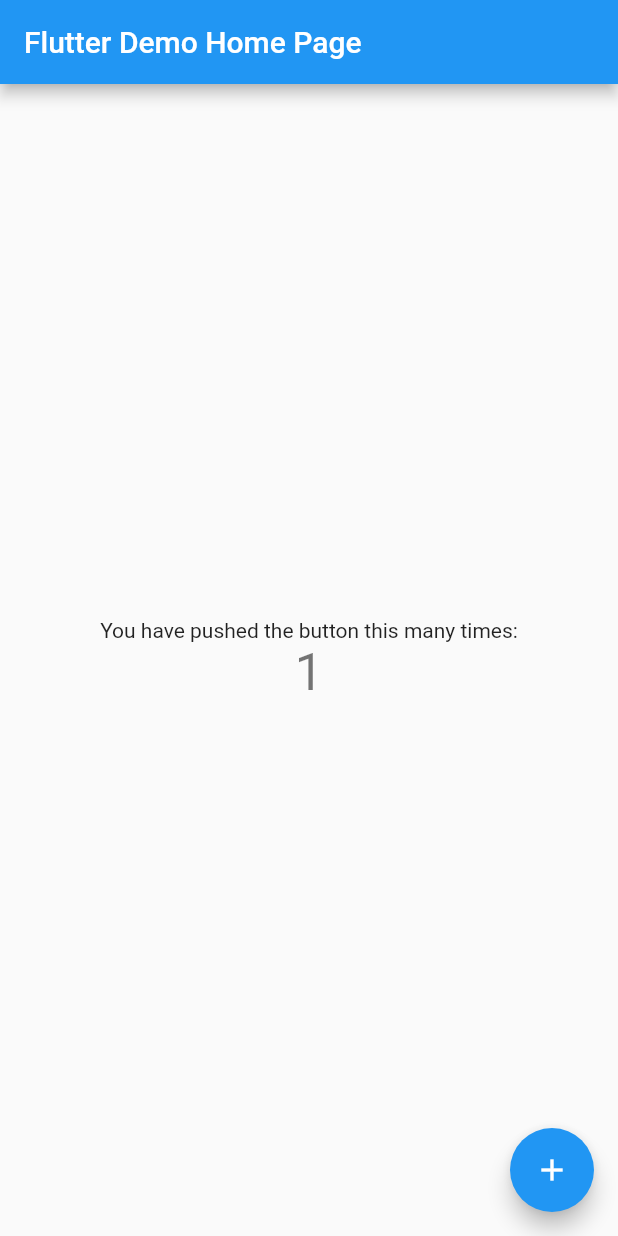
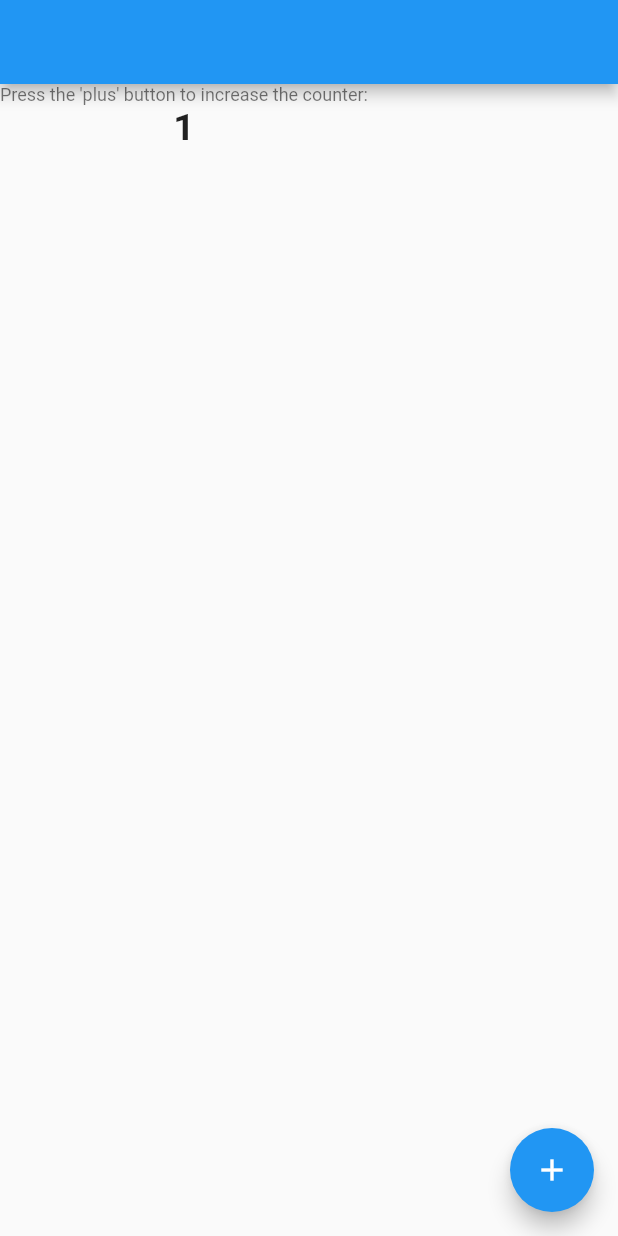
Before and after one commit to YazeedAlKhalaf/gdg_accra_flutter_desktop_fireside_chat_example, a Flutter app: the screen it shows after launch, after a tap on the "add" icon, on a phone screen of 412 x 824 dp. Run offline on Flutter 3.47's test engine with Material 2 defaults, Android fonts, the phone set to English and light mode, and no system bars.

Commit message:
♻ Refactor counter app

```diff
--- /dev/null
+++ b/lib/app/app.dart
@@ -0,0 +1,11 @@
+import 'package:flutter/material.dart';
+import 'package:flutter_desktop_fireside_chat_example/ui/views/home_view.dart';
+
+class App extends StatelessWidget {
+  @override
+  Widget build(BuildContext context) {
+    return MaterialApp(
+      home: HomeView(),
+    );
+  }
+}
--- a/lib/main.dart
+++ b/lib/main.dart
@@ -1,113 +1,6 @@
 import 'package:flutter/material.dart';
+import 'package:flutter_desktop_fireside_chat_example/app/app.dart';
 
 void main() {
-  runApp(MyApp());
+  runApp(App());
 }
-
-class MyApp extends StatelessWidget {
-  // This widget is the root of your application.
-  @override
-  Widget build(BuildContext context) {
-    return MaterialApp(
-      title: 'Flutter Demo',
-      theme: ThemeData(
-        // This is the theme of your application.
-        //
-        // Try running your application with "flutter run". You'll see the
-        // application has a blue toolbar. Then, without quitting the app, try
-        // changing the primarySwatch below to Colors.green and then invoke
-        // "hot reload" (press "r" in the console where you ran "flutter run",
-        // or simply save your changes to "hot reload" in a Flutter IDE).
-        // Notice that the counter didn't reset back to zero; the application
-        // is not restarted.
-        primarySwatch: Colors.blue,
-      ),
-      home: MyHomePage(title: 'Flutter Demo Home Page'),
-    );
-  }
-}
-
-class MyHomePage extends StatefulWidget {
-  MyHomePage({Key? key, this.title}) : super(key: key);
-
-  // This widget is the home page of your application. It is stateful, meaning
-  // that it has a State object (defined below) that contains fields that affect
-  // how it looks.
-
-  // This class is the configuration for the state. It holds the values (in this
-  // case the title) provided by the parent (in this case the App widget) and
-  // used by the build method of the State. Fields in a Widget subclass are
-  // always marked "final".
-
-  final String? title;
-
-  @override
-  _MyHomePageState createState() => _MyHomePageState();
-}
-
-class _MyHomePageState extends State<MyHomePage> {
-  int _counter = 0;
-
-  void _incrementCounter() {
-    setState(() {
-      // This call to setState tells the Flutter framework that something has
-      // changed in this State, which causes it to rerun the build method below
-      // so that the display can reflect the updated values. If we changed
-      // _counter without calling setState(), then the build method would not be
-      // called again, and so nothing would appear to happen.
-      _counter++;
-    });
-  }
-
-  @override
-  Widget build(BuildContext context) {
-    // This method is rerun every time setState is called, for instance as done
-    // by the _incrementCounter method above.
-    //
-    // The Flutter framework has been optimized to make rerunning build methods
-    // fast, so that you can just rebuild anything that needs updating rather
-    // than having to individually change instances of widgets.
-    return Scaffold(
-      appBar: AppBar(
-        // Here we take the value from the MyHomePage object that was created by
-        // the App.build method, and use it to set our appbar title.
-        title: Text(widget.title!),
-      ),
-      body: Center(
-        // Center is a layout widget. It takes a single child and positions it
-        // in the middle of the parent.
-        child: Column(
-          // Column is also a layout widget. It takes a list of children and
-          // arranges them vertically. By default, it sizes itself to fit its
-          // children horizontally, and tries to be as tall as its parent.
-          //
-          // Invoke "debug painting" (press "p" in the console, choose the
-          // "Toggle Debug Paint" action from the Flutter Inspector in Android
-          // Studio, or the "Toggle Debug Paint" command in Visual Studio Code)
-          // to see the wireframe for each widget.
-          //
-          // Column has various properties to control how it sizes itself and
-          // how it positions its children. Here we use mainAxisAlignment to
-          // center the children vertically; the main axis here is the vertical
-          // axis because Columns are vertical (the cross axis would be
-          // horizontal).
-          mainAxisAlignment: MainAxisAlignment.center,
-          children: <Widget>[
-            Text(
-              'You have pushed the button this many times:',
-            ),
-            Text(
-              '$_counter',
-              style: Theme.of(context).textTheme.headline4,
-            ),
-          ],
-        ),
-      ),
-      floatingActionButton: FloatingActionButton(
-        onPressed: _incrementCounter,
-        tooltip: 'Increment',
-        child: Icon(Icons.add),
-      ), // This trailing comma makes auto-formatting nicer for build methods.
-    );
-  }
-}
--- /dev/null
+++ b/lib/ui/views/home_view.dart
@@ -0,0 +1,46 @@
+import 'package:flutter/material.dart';
+
+class HomeView extends StatefulWidget {
+  @override
+  _HomeViewState createState() => _HomeViewState();
+}
+
+class _HomeViewState extends State<HomeView> {
+  int _counter = 0;
+  void _incrementCounter() {
+    _counter++;
+    setState(() {});
+  }
+
+  @override
+  Widget build(BuildContext context) {
+    return Scaffold(
+      appBar: AppBar(
+        title: Text(""),
+      ),
+      body: Column(
+        children: <Widget>[
+          Text(
+            "Press the 'plus' button to increase the counter:",
+            style: Theme.of(context).textTheme.caption,
+          ),
+          Text(
+            "$_counter",
+            style: TextStyle(
+              fontSize: 25,
+              fontWeight: FontWeight.bold,
+            ),
+          ),
+        ],
+      ),
+      floatingActionButton: FloatingActionButton(
+        onPressed: () {
+          _incrementCounter();
+        },
+        child: Icon(
+          Icons.add,
+        ),
+      ),
+    );
+  }
+}
```
Also changed, not shown: 2 other files.
